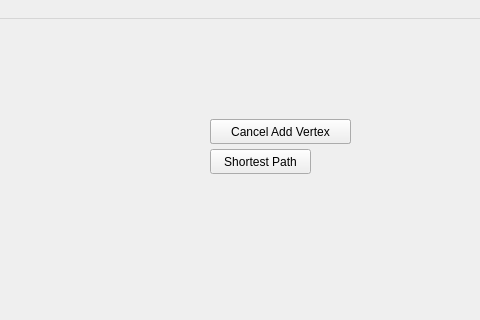
The window that frontend/resource/GUI.ui (gintalk/network-visualization-main) describes before a commit, drawn with Qt 5; both pictures show x 780 to 1260 and y 0 to 320 of the 1260 by 768 pixel window.
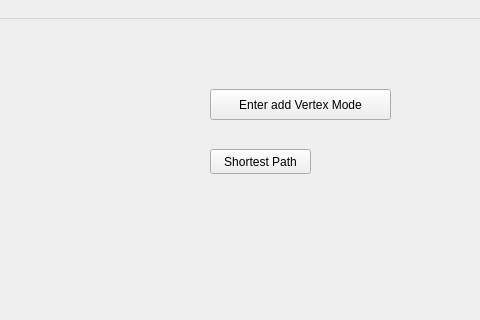
The same window after the commit.

```diff
--- a/frontend/resource/GUI.ui
+++ b/frontend/resource/GUI.ui
@@ -52,26 +52,13 @@
     <property name="geometry">
      <rect>
       <x>990</x>
-      <y>100</y>
-      <width>141</width>
-      <height>25</height>
+      <y>70</y>
+      <width>181</width>
+      <height>31</height>
      </rect>
     </property>
     <property name="text">
-     <string>Add Vertex</string>
-    </property>
-   </widget>
-   <widget class="QPushButton" name="canceladdvertex">
-    <property name="geometry">
-     <rect>
-      <x>990</x>
-      <y>100</y>
-      <width>141</width>
-      <height>25</height>
-     </rect>
-    </property>
-    <property name="text">
-     <string>Cancel Add Vertex</string>
+     <string>Enter add Vertex Mode</string>
     </property>
    </widget>
   </widget>
```
